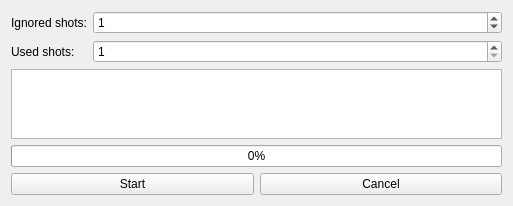
This is src/madgui/widget/correct/autoproc.ui in hibtc/madgui as Qt 5 draws it before an edit. The edited form follows.
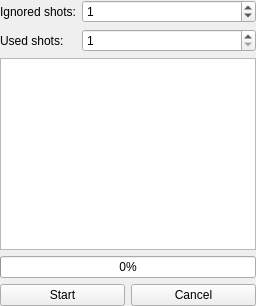
This is the edited form.

Commit message: Disable child margins and remove arbitrary size hints

```diff
--- a/src/madgui/widget/correct/autoproc.ui
+++ b/src/madgui/widget/correct/autoproc.ui
@@ -2,18 +2,22 @@
 <ui version="4.0">
  <class>Form</class>
  <widget class="QWidget" name="Form">
-  <property name="geometry">
-   <rect>
-    <x>0</x>
-    <y>0</y>
-    <width>513</width>
-    <height>41</height>
-   </rect>
-  </property>
   <property name="windowTitle">
    <string>Form</string>
   </property>
   <layout class="QVBoxLayout">
+   <property name="leftMargin">
+    <number>0</number>
+   </property>
+   <property name="topMargin">
+    <number>0</number>
+   </property>
+   <property name="rightMargin">
+    <number>0</number>
+   </property>
+   <property name="bottomMargin">
+    <number>0</number>
+   </property>
    <item>
     <layout class="QFormLayout">
      <item row="0" column="0">
```
The commit also changes 9 other files.
